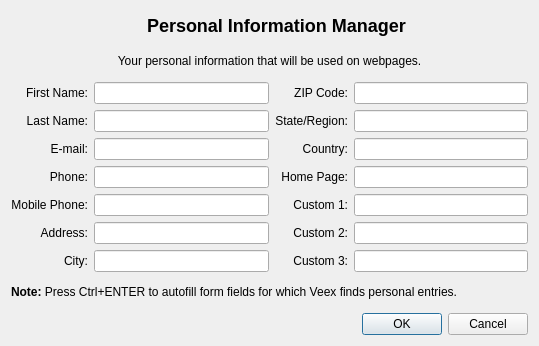
Above: src/plugins/PIM/PIM_settings.ui from osza-tools/osza-browser before the change. Below: the same form after it.
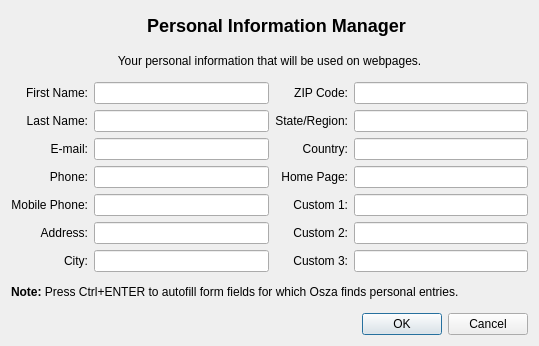
That is the form after the change. Icons and pictures are not drawn.

Commit message: feat!: complete rebrand from Veex to Osza (osza-browser)

What changed in the file:
```diff
--- a/src/plugins/PIM/PIM_settings.ui
+++ b/src/plugins/PIM/PIM_settings.ui
@@ -257,7 +257,7 @@
    <item>
     <widget class="QLabel" name="label_note">
      <property name="text">
-      <string>&lt;b&gt;Note:&lt;/b&gt; Press Ctrl+ENTER to autofill form fields for which Veex finds personal entries.</string>
+      <string>&lt;b&gt;Note:&lt;/b&gt; Press Ctrl+ENTER to autofill form fields for which Osza finds personal entries.</string>
      </property>
     </widget>
    </item>
```
The commit also changes 2318 other files.
